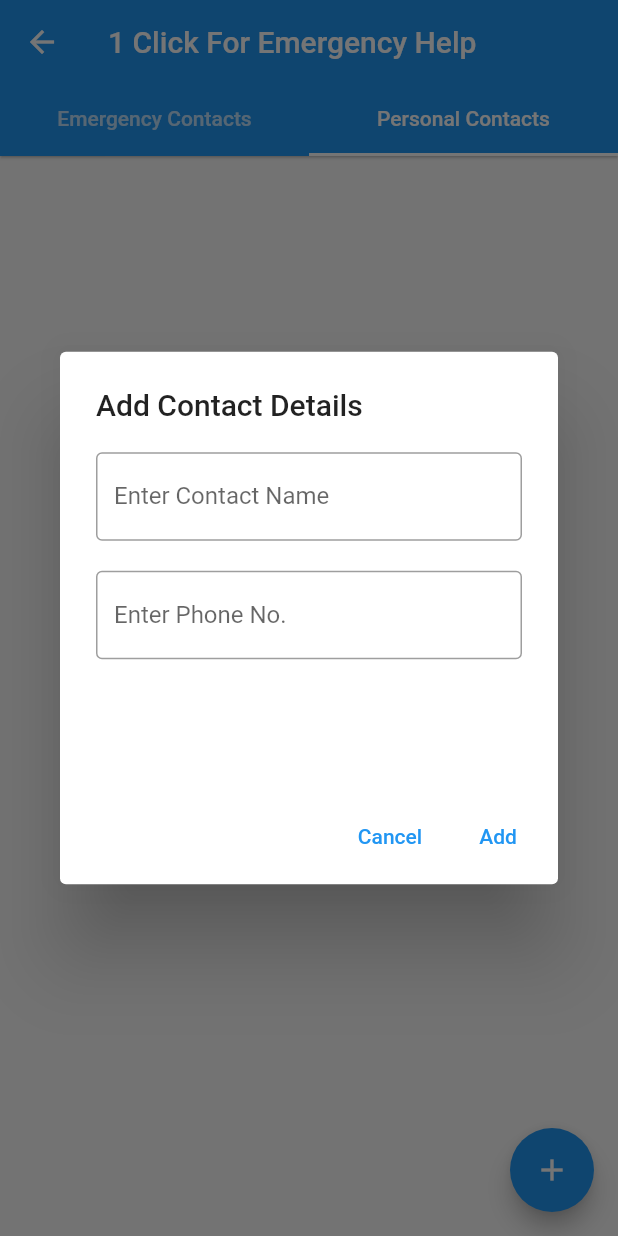
After one commit to AsmaaJAH/smarthelmet, a Flutter app: the HomeScreenTabs screen opened directly, tab 2 chosen, after a tap on the "add" icon, on a phone screen of 412 x 824 dp. The commit adds this screen. Run offline on Flutter 3.47's test engine with Material 2 defaults, Android fonts, the light colour scheme and no system bars; our stand-ins replace animated_splash_screen, carousel_slider, cloud_firestore, curved_navigation_bar, easy_search_bar, firebase_auth and 13 more; missing offline and left inert: esp_smartconfig, flutter_phone_direct_caller, kdgaugeview; accounts and stored records are empty.

Commit message:
Emergency Calls by 1 click

```diff
--- /dev/null
+++ b/lib/modules/Emergency Contacts/Components/db_helper.dart
@@ -0,0 +1,77 @@
+import 'package:path/path.dart' show join;
+import 'package:smarthelmet/modules/Emergency%20Contacts/Components/personal_emergency_contacts_model.dart';
+import 'package:sqflite/sqflite.dart';
+import 'dart:io' as io;
+import 'package:path_provider/path_provider.dart'
+    show getApplicationDocumentsDirectory;
+
+class DBHelper {
+  static Database? _db;
+  Future<Database> get db async {
+    if (_db != null) {
+      return _db!;
+    }
+    _db = await initDatabase();
+    return _db!;
+  }
+
+  initDatabase() async {
+    io.Directory documentDirectory = await getApplicationDocumentsDirectory();
+    String path = join(documentDirectory.path, 'EmergencyContacts.db');
+    var db = await openDatabase(path, version: 1, onCreate: _onCreate);
+    return db;
+  }
+
+  _onCreate(Database db, int version) async {
+    await db.execute(
+        'CREATE TABLE contacts (id INTEGER PRIMARY KEY AUTOINCREMENT, name TEXT, contactNo TEXT)');
+  }
+
+  Future<PersonalEmergency> add(PersonalEmergency contacts) async {
+    var dbClient = await db;
+    var name = contacts.name;
+    var contactNo = contacts.contactNo;
+    dbClient.rawInsert(
+        "INSERT into contacts(name,contactNo)"
+            "VALUES(?, ?)",[name,contactNo]);
+    return contacts;
+  }
+
+  Future<List<PersonalEmergency>> getContacts() async {
+    var dbClient = await db;
+    List<Map> maps =
+        await dbClient.query('contacts', columns: ['id', 'name', 'contactNo']);
+    List<PersonalEmergency> contacts = [];
+    if (maps.isNotEmpty) {
+      for (int i = 0; i < maps.length; i++) {
+        contacts.add(PersonalEmergency.fromMap(maps[i]));
+      }
+    }
+
+    return contacts;
+  }
+
+  Future<int> delete(int id) async {
+    var dbClient = await db;
+    return await dbClient.delete(
+      'contacts',
+      where: 'id = ?',
+      whereArgs: [id],
+    );
+  }
+
+  Future<int> update(PersonalEmergency contacts) async {
+    var dbClient = await db;
+    return await dbClient.update(
+      'contacts',
+      contacts.toMap(),
+      where: 'id = ?',
+      whereArgs: [contacts.id],
+    );
+  }
+
+  Future close() async {
+    var dbClient = await db;
+    dbClient.close();
+  }
+}
--- /dev/null
+++ b/lib/modules/Emergency Contacts/Components/emergency_contacts.dart
@@ -0,0 +1,5 @@
+class EmergencyContacts {
+  final String initials, name, contactNo;
+
+  EmergencyContacts(this.initials, this.name, this.contactNo);
+}
--- /dev/null
+++ b/lib/modules/Emergency Contacts/Components/emergency_contacts_data.dart
@@ -0,0 +1,105 @@
+import 'package:flutter/material.dart';
+import 'package:flutter_phone_direct_caller/flutter_phone_direct_caller.dart';
+import 'package:smarthelmet/modules/Emergency%20Contacts/Components/emergency_contacts.dart';
+
+class ContactsData extends StatefulWidget {
+  const ContactsData({Key? key}) : super(key: key);
+
+  @override
+  _ContactsDataState createState() => _ContactsDataState();
+}
+
+class _ContactsDataState extends State<ContactsData> {
+  static List<String> emergencyContactsName = [
+    "Ambulance Service",
+    "Natural Gas Emergency",
+    "Police Emergency",
+    "Fire Rescue Service",
+    "Electricity Emergency",
+  ];
+
+  static List<String> emergencyContactsInitials = [
+    "AS",
+    "NGE",
+    "PE",
+    "FRS",
+    "EE"
+  ];
+
+  static List<dynamic> icons = [
+    Icons.medical_services,
+    Icons.support,
+    Icons.local_police,
+    Icons.fireplace,
+    Icons.electric_bolt,
+  ];
+  static List<String> emergencyContactsNo = [
+    "tel: 123",
+    "tel: 129",
+    "tel: 122",
+    "tel: 180",
+    "tel: 121"
+
+  ];
+
+  final List<EmergencyContacts> emergencyContacts = List.generate(
+      emergencyContactsName.length,
+      (index) => EmergencyContacts(emergencyContactsInitials[index],
+          emergencyContactsName[index], emergencyContactsNo[index]));
+  String? _selectedCity;
+  @override
+  Widget build(BuildContext context) {
+    return Scaffold(
+        body: Container(
+            padding: const EdgeInsets.all(15),
+            child: Wrap(children: [
+              Column(children: <Widget>[
+                DropdownButton(
+                  iconEnabledColor: Colors.cyan,
+                  hint: _selectedCity == null
+                      ? const Text('Select City')
+                      : Text(
+                          _selectedCity!,
+                        ),
+                  items: <String>["Alexandria", "Cairo", "Damanhour"].map((city) {
+                    return DropdownMenuItem<String>(
+                      value: city,
+                      child: Text(city),
+                    );
+                  }).toList(),
+                  onChanged: (city) {
+                    setState(() {
+                      _selectedCity = city.toString();
+                    });
+                  },
+                ),
+                Scrollbar(
+                    child: ListView.builder(
+                        physics: const BouncingScrollPhysics(
+                            parent: AlwaysScrollableScrollPhysics()),
+                        shrinkWrap: true,
+                        itemCount: emergencyContactsName.length,
+                        itemBuilder: (BuildContext context, index) {
+                          EmergencyContacts _contacts =
+                              emergencyContacts[index];
+                          return SizedBox(
+                              height: 100,
+                              child: Card(
+                                  elevation: 4,
+                                  child: InkWell(
+                                      onTap: () async {
+                                        var phoneNo = _contacts.contactNo;
+                                        await FlutterPhoneDirectCaller
+                                            .callNumber(phoneNo);
+                                      },
+                                      child: ListTile(
+                                          title: Text(_contacts.name),
+                                          subtitle: Text(_contacts.contactNo),
+                                          dense: true,
+                                          leading: CircleAvatar(
+                                              child: Icon(icons[index]))))));
+                        }))
+              ])
+            ])));
+  }
+}
--- /dev/null
+++ b/lib/modules/Emergency Contacts/Components/personal_emergency_contacts.dart
@@ -0,0 +1,164 @@
+import 'dart:io';
+
+import 'package:flutter/material.dart';
+import 'package:flutter_phone_direct_caller/flutter_phone_direct_caller.dart';
+import 'package:smarthelmet/modules/Emergency%20Contacts/Components/db_helper.dart';
+import 'package:smarthelmet/modules/Emergency%20Contacts/Components/personal_emergency_contacts_model.dart';
+
+
+class PersonalEmergencyContacts extends StatefulWidget {
+  const PersonalEmergencyContacts({Key? key}) : super(key: key);
+
+  @override
+  _PersonalEmergencyContactsState createState() =>
+      _PersonalEmergencyContactsState();
+}
+
+class _PersonalEmergencyContactsState extends State<PersonalEmergencyContacts> {
+  final GlobalKey<FormState> _formStateKey = GlobalKey<FormState>();
+  static Future<List<PersonalEmergency>>? contacts;
+
+  late DBHelper dbHelper;
+
+  static List<String> emergencyContactsName = [];
+  static List<String> emergencyContactsInitials = [];
+  static List<String> emergencyContactsNo = [];
+
+  final TextEditingController _textFieldController1 = TextEditingController();
+  final TextEditingController _textFieldController2 = TextEditingController();
+
+  void getInitial(String name) {
+    var nameParts = name.split(" ");
+    if (nameParts.length > 1) {
+      emergencyContactsInitials
+          .add(nameParts[0][0].toUpperCase() + nameParts[1][0].toUpperCase());
+    } else {
+      emergencyContactsInitials.add(nameParts[0][0].toUpperCase());
+    }
+  }
+
+  void _addContact(String name, String no) {
+    dbHelper.add(PersonalEmergency(name, no));
+    _textFieldController1.clear();
+    _textFieldController2.clear();
+  }
+
+  @override
+  void initState() {
+    super.initState();
+    dbHelper = DBHelper();
+    emergencyContactsName = [];
+    emergencyContactsInitials = [];
+    emergencyContactsNo = [];
+    refreshContacts();
+  }
+
+  void getData(List<PersonalEmergency> contacts) {
+    contacts.forEach((contact) {
+      print(contact.contactNo);
+      getInitial(contact.name.toString());
+      emergencyContactsName.add(contact.name.toString());
+      emergencyContactsNo.add(contact.contactNo.toString());
+    });
+  }
+
+  refreshContacts() {
+    setState(() {
+      emergencyContactsName = [];
+      emergencyContactsInitials = [];
+      emergencyContactsNo = [];
+
+      contacts = dbHelper.getContacts() as Future<List<PersonalEmergency>>?;
+    });
+  }
+
+  @override
+  Widget build(BuildContext context) {
+    return Scaffold(
+      body: FutureBuilder(
+          future: contacts,
+          builder: (context, AsyncSnapshot snapshot) {
+            if (!snapshot.hasData) {
+              return (const Center(child: CircularProgressIndicator()));
+            } else {
+              getData(snapshot.data);
+              return Scrollbar(
+                  child: ListView.builder(
+                      shrinkWrap: true,
+                      itemCount: emergencyContactsName.length,
+                      itemBuilder: (BuildContext context, index) {
+                        return SizedBox(
+                            height: 100,
+                            child: Card(
+                                elevation: 4,
+                                child: InkWell(
+                                    onTap: () async {
+                                      var phoneNo = emergencyContactsNo[index];
+                                      await FlutterPhoneDirectCaller.callNumber(
+                                          phoneNo);
+                                    },
+                                    child: ListTile(
+                                        title:
+                                            Text(emergencyContactsName[index]),
+                                        subtitle:
+                                            Text(emergencyContactsNo[index]),
+                                        dense: true,
+                                        trailing: const Icon(Icons.delete),
+                                        leading: CircleAvatar(
+                                            child: Text(
+                                                emergencyContactsInitials[
+                                                    index]))))));
+                      }));
+            }
+          }),
+      floatingActionButton: FloatingActionButton(
+        onPressed: () => showDialog<String>(
+          context: context,
+          builder: (BuildContext context) => AlertDialog(
+            title: const Text('Add Contact Details'),
+            content: SizedBox(
+                width: 300,
+                height: 200,
+                child: Column(
+                  children: [
+                    TextFormField(
+                      controller: _textFieldController1,
+                      decoration: const InputDecoration(
+                        border: OutlineInputBorder(),
+                        labelText: "Enter Contact Name",
+                      ),
+                    ),
+                    const SizedBox(
+                      height: 20,
+                    ),
+                    TextFormField(
+                      controller: _textFieldController2,
+                      decoration: const InputDecoration(
+                        border: OutlineInputBorder(),
+                        labelText: "Enter Phone No.",
+                      ),
+                    ),
+                  ],
+                )),
+            actions: <Widget>[
+              TextButton(
+                onPressed: () => Navigator.pop(context, 'Cancel'),
+                child: const Text('Cancel'),
+              ),
+              TextButton(
+                onPressed: () => {
+                  _addContact(
+                      _textFieldController1.text, _textFieldController2.text),
+                  Navigator.pop(context, 'Add')
+                },
+                child: const Text('Add'),
+              ),
+            ],
+          ),
+        ),
+        tooltip: 'Add Contacts',
+        child: const Icon(Icons.add),
+      ),
+    );
+  }
+}
--- /dev/null
+++ b/lib/modules/Emergency Contacts/Components/personal_emergency_contacts_model.dart
@@ -0,0 +1,18 @@
+class PersonalEmergency {
+  late int id;
+  late String name, contactNo;
+  PersonalEmergency(this.name, this.contactNo);
+
+  // EmergencyContacts(this.initials, this.name, this.contactNo);
+
+  Map<String, dynamic> toMap() {
+    var map = <String, dynamic>{'id': id, 'name': name, 'contactNo': contactNo};
+    return map;
+  }
+
+  PersonalEmergency.fromMap(Map<dynamic, dynamic> map) {
+    id = map['id'];
+    name = map['name'];
+    contactNo = map['contactNo'];
+  }
+}
--- /dev/null
+++ b/lib/modules/Emergency Contacts/home_tabs.dart
@@ -0,0 +1,52 @@
+
+import 'package:flutter/material.dart';
+import 'package:smarthelmet/modules/Emergency%20Contacts/Components/emergency_contacts_data.dart';
+import 'package:smarthelmet/modules/Emergency%20Contacts/Components/personal_emergency_contacts.dart';
+
+class HomeScreenTabs extends StatefulWidget {
+  const HomeScreenTabs({Key? key}) : super(key: key);
+
+  @override
+  _HomeScreenTabsState createState() => _HomeScreenTabsState();
+}
+
+class _HomeScreenTabsState extends State<HomeScreenTabs>
+    with SingleTickerProviderStateMixin {
+  late TabController _controller;
+  @override
+  void initState() {
+    super.initState();
+    _controller = TabController(
+      vsync: this,
+      initialIndex: 0,
+      length: 2,
+    );
+  }
+
+  @override
+  void dispose() {
+    _controller.dispose();
+    super.dispose();
+  }
+
+  @override
+  Widget build(BuildContext context) {
+    return Scaffold(
+      appBar: AppBar(
+        title: const Text("1 Click For Emergency Help", style:TextStyle(color: Colors.white)),
+        elevation: 0.7,
+        bottom: TabBar(
+          controller: _controller,
+          indicatorColor: Colors.white,
+          tabs: const <Widget>[
+            Tab(text: "Emergency Contacts"),
+            Tab(text: "Personal Contacts")
+          ],
+        ),
+      ),
+      body: TabBarView(controller: _controller,
+          // ignore: prefer_const_literals_to_create_immutables
+          children: <Widget>[ContactsData(), PersonalEmergencyContacts()]),
+    );
+  }
+}
--- a/pubspec.yaml
+++ b/pubspec.yaml
@@ -57,6 +57,9 @@ dependencies:
   kdgaugeview: ^1.0.4
   google_fonts: ^4.0.3
   latlong2: ^0.8.1
+  animated_splash_screen: ^1.3.0
+  flutter_phone_direct_caller: ^2.1.1
+  sqflite: ^2.2.6
 
 
 dev_dependencies:
```
Also changed, not shown: lib/modules/Emergency Contacts/Components/splash_screen.dart (added, +23 -0 lines), lib/modules/Emergency Contacts/emergency.dart (added, +47 -0 lines), lib/nav-bar/FetchData.dart (+40 -66 lines), pubspec.lock, 1 other file.
